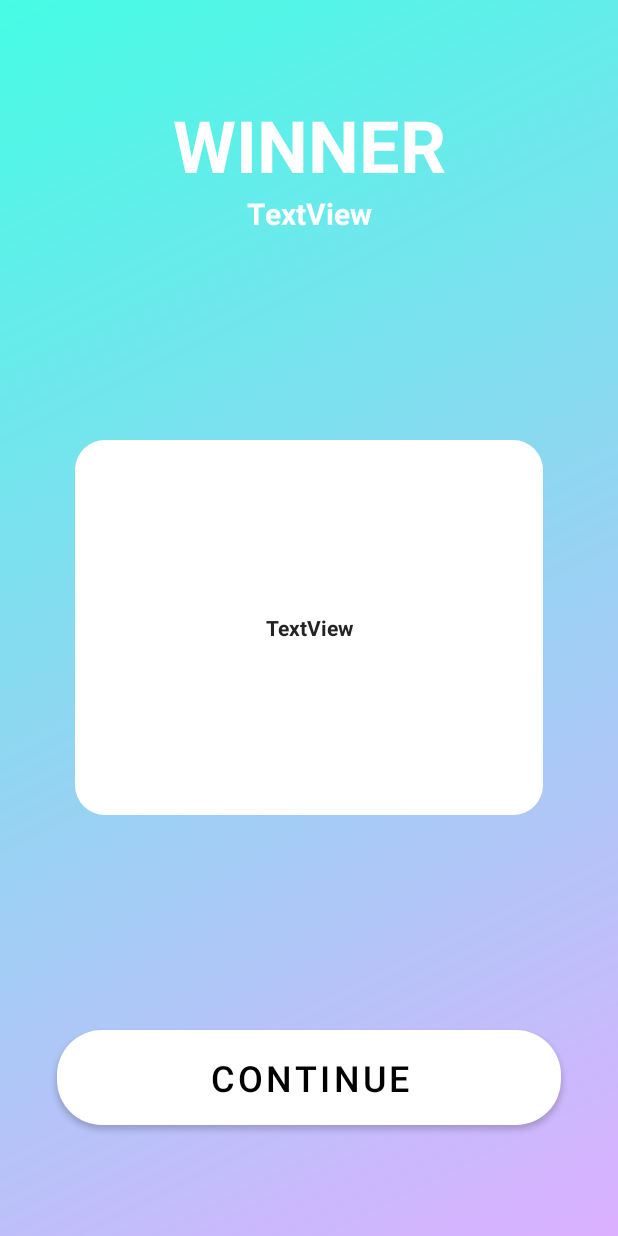
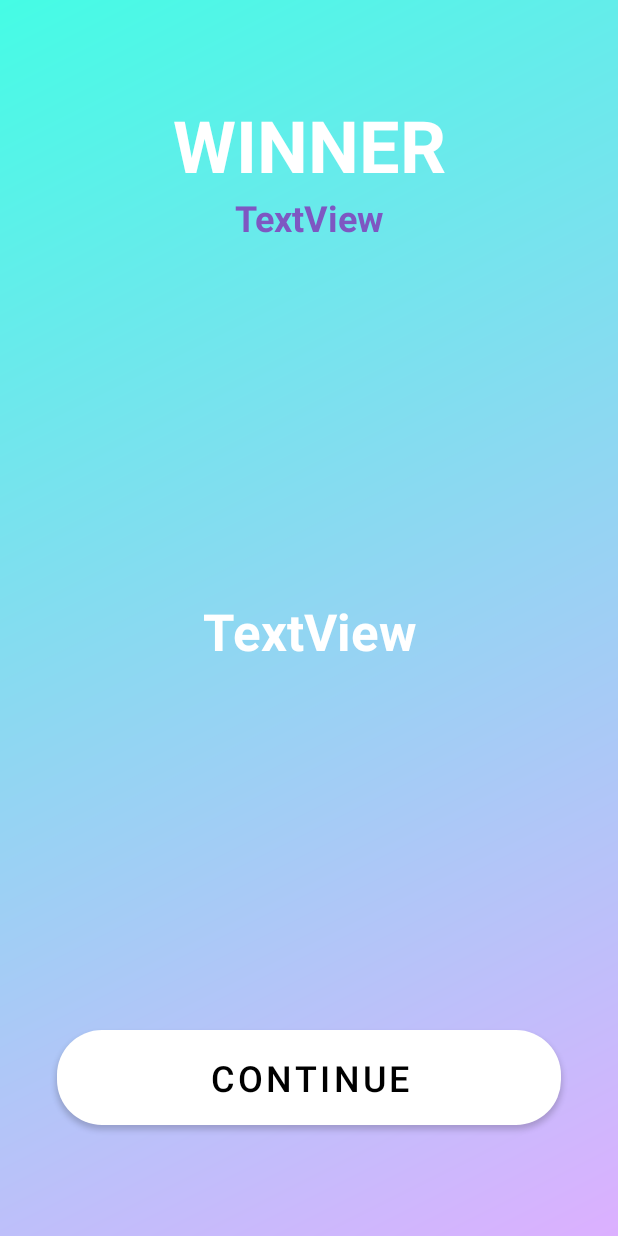
Before and after one commit to myllern/VenUX, an Android app: the layout activity_scoreboard.xml on its own in the app's theme, with its tools: preview values and no code run, on a phone screen of 412 x 824 dp. Run offline under Robolectric (Android 15) with nearby library versions, the phone set to English and light mode, and no system bars.

Commit message:
Redesigned ScoreboardActivity

```diff
--- a/app/src/main/java/com/example/venux/activities/ScoreboardActivity.java
+++ b/app/src/main/java/com/example/venux/activities/ScoreboardActivity.java
@@ -26,7 +26,7 @@ public class ScoreboardActivity extends AppCompatActivity {
         setContentView(R.layout.activity_scoreboard);
 
         winnerNameTV = findViewById(R.id.winnerNameTV);
-        winnerNameTV.setText(GameController.getCurrentPlayer().getName());
+        winnerNameTV.setText("#" + GameController.getCurrentPlayer().getName());
         scoreboardTV = findViewById(R.id.scoreboardTV);
 
         StringBuilder sb = new StringBuilder();
--- a/app/src/main/res/layout/activity_scoreboard.xml
+++ b/app/src/main/res/layout/activity_scoreboard.xml
@@ -26,8 +26,8 @@
         android:layout_width="wrap_content"
         android:layout_height="wrap_content"
         android:text="@string/textview"
-        android:textColor="#FFFFFF"
-        android:textSize="20sp"
+        android:textColor="#7E57C2"
+        android:textSize="24sp"
         android:textStyle="bold"
         app:layout_constraintEnd_toEndOf="parent"
         app:layout_constraintStart_toStartOf="parent"
@@ -37,10 +37,10 @@
         android:id="@+id/scoreboardTV"
         android:layout_width="312dp"
         android:layout_height="250dp"
-        android:background="@drawable/rounded_shape"
         android:gravity="center"
         android:text="TextView"
-        android:textColor="#232323"
+        android:textColor="#FFFFFF"
+        android:textSize="34sp"
         android:textStyle="bold"
         app:layout_constraintBottom_toTopOf="@+id/return_home_btn"
         app:layout_constraintEnd_toEndOf="parent"
```
Also changed, not shown: app/src/main/res/layout/activity_instructions.xml (+7 -6 lines).
